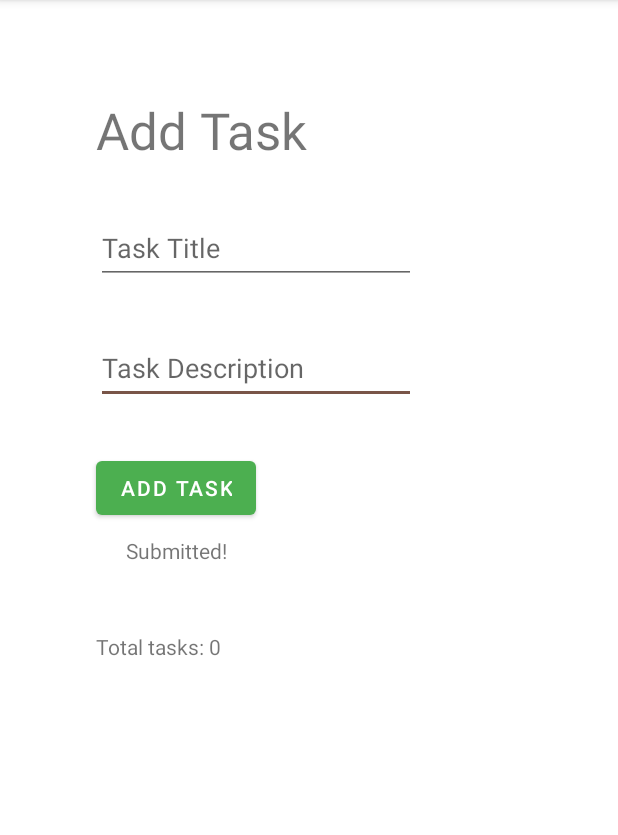
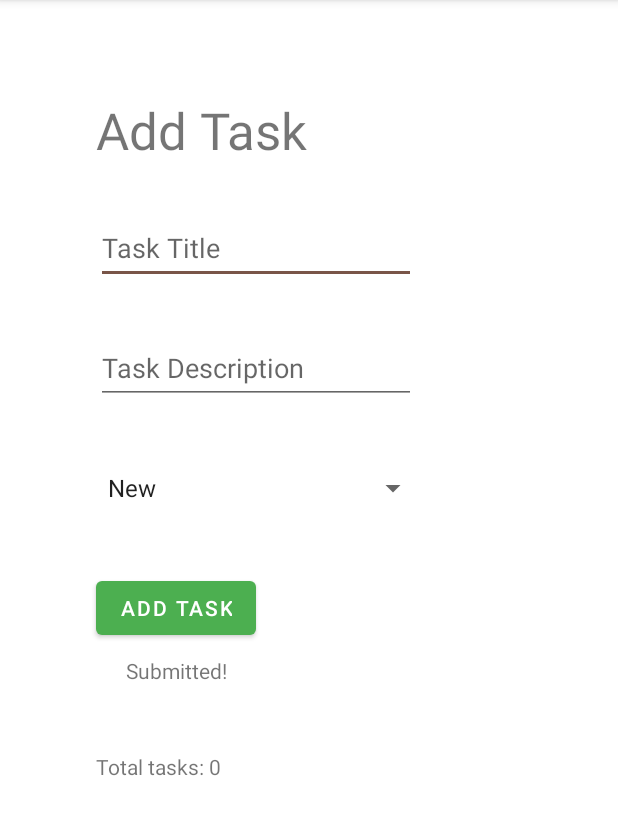
Before and after one commit to matthew-c-austin/taskmaster, an Android app: the AddTaskActivity screen opened directly, with no data from a screen before it, after a tap on "ADD TASK", on a phone screen of 412 x 824 dp, the part 84-919 px from its top. Run offline under Robolectric (Android 15) with nearby library versions, the phone set to English and light mode, and no system bars; our stand-ins replace Room's generated code.

Commit message:
Update AddTaskActivity

```diff
--- a/app/src/main/java/com/mca/taskmaster/activities/AddTaskActivity.java
+++ b/app/src/main/java/com/mca/taskmaster/activities/AddTaskActivity.java
@@ -1,23 +1,65 @@
 package com.mca.taskmaster.activities;
 
 import androidx.appcompat.app.AppCompatActivity;
+import androidx.room.Room;
 
 import android.os.Bundle;
+import android.widget.ArrayAdapter;
 import android.widget.Button;
+import android.widget.EditText;
+import android.widget.Spinner;
 import android.widget.TextView;
+import android.widget.Toast;
 
+import com.google.android.material.snackbar.Snackbar;
 import com.mca.taskmaster.R;
+import com.mca.taskmaster.database.TaskmasterDatabase;
+import com.mca.taskmaster.models.Task;
+import com.mca.taskmaster.models.TaskStatus;
 
 public class AddTaskActivity extends AppCompatActivity {
+    TaskmasterDatabase taskmasterDatabase;
 
     @Override
     protected void onCreate(Bundle savedInstanceState) {
         super.onCreate(savedInstanceState);
         setContentView(R.layout.activity_add_task);
 
+        taskmasterDatabase = Room.databaseBuilder(
+                        getApplicationContext(),
+                        TaskmasterDatabase.class,
+                        "mca_taskmaster")
+                .allowMainThreadQueries()
+                .build();
+
+        Spinner taskStatusSpinner = findViewById(R.id.spinner_add_task_status);
+        taskStatusSpinner.setAdapter(new ArrayAdapter<>(
+                this,
+                android.R.layout.simple_spinner_item,
+                TaskStatus.values()
+        ));
+
         Button addTaskButton = (Button) findViewById(R.id.button_add_task_activity_add_task);
 
         addTaskButton.setOnClickListener(v -> {
+            EditText titleEditText = findViewById(R.id.my_task_input);
+            EditText descriptionEditText = findViewById(R.id.task_description_input);
+
+            Task newTask = new Task(
+                    titleEditText.getText().toString(),
+                    descriptionEditText.getText().toString(),
+                    TaskStatus.fromString(taskStatusSpinner.getSelectedItem().toString())
+            );
+
+            taskmasterDatabase.taskDao().insertTask(newTask);
+            ((EditText)findViewById(R.id.my_task_input)).setText("");
+            ((EditText)findViewById(R.id.task_description_input)).setText("");
+            taskStatusSpinner.setSelection(0);
+
+            titleEditText.requestFocus();
+
+            Toast.makeText(AddTaskActivity.this, "Task saved!", Toast.LENGTH_SHORT).show();
+
             ((TextView) findViewById(R.id.submitted_text_view)).setText(R.string.submitted_confirmation);
         });
     }
--- a/app/src/main/res/layout/activity_add_task.xml
+++ b/app/src/main/res/layout/activity_add_task.xml
@@ -38,7 +38,7 @@
         android:layout_marginTop="32dp"
         android:text="@string/add_task"
         app:layout_constraintStart_toStartOf="@+id/task_description_input"
-        app:layout_constraintTop_toBottomOf="@+id/task_description_input" />
+        app:layout_constraintTop_toBottomOf="@+id/spinner_add_task_status" />
 
     <EditText
         android:id="@+id/my_task_input"
@@ -71,4 +71,16 @@
         android:text="@string/total_tasks_0"
         app:layout_constraintStart_toStartOf="@+id/button_add_task_activity_add_task"
         app:layout_constraintTop_toTopOf="@+id/submitted_text_view" />
+
+    <Spinner
+        android:id="@+id/spinner_add_task_status"
+        android:layout_width="222dp"
+        android:layout_height="48dp"
+        android:layout_marginTop="32dp"
+        android:layout_marginEnd="64dp"
+        android:contentDescription="@string/task_status"
+        app:layout_constraintEnd_toEndOf="parent"
+        app:layout_constraintHorizontal_bias="0.0"
+        app:layout_constraintStart_toStartOf="@+id/task_description_input"
+        app:layout_constraintTop_toBottomOf="@+id/task_description_input" />
 </androidx.constraintlayout.widget.ConstraintLayout>
```
